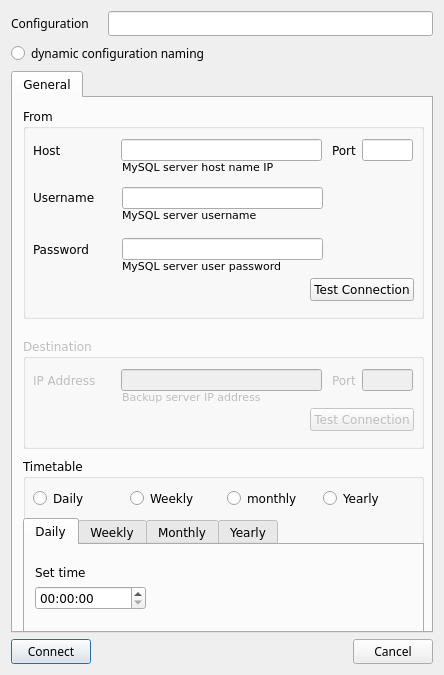
Old version of the form mysqlsettings.ui in the repository tonycool7/masters_diploma.
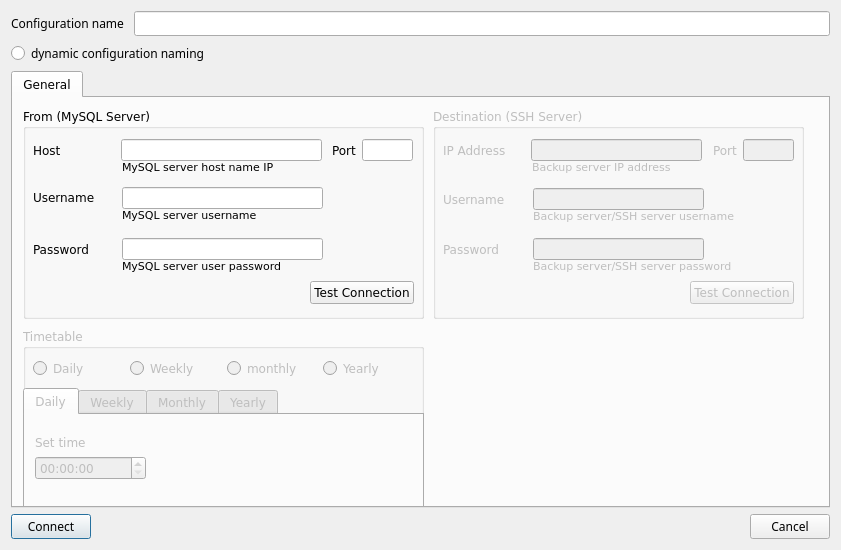
New version of the form.

```diff
--- a/mysqlsettings.ui
+++ b/mysqlsettings.ui
@@ -6,8 +6,8 @@
    <rect>
     <x>0</x>
     <y>0</y>
-    <width>444</width>
-    <height>675</height>
+    <width>841</width>
+    <height>550</height>
    </rect>
   </property>
   <property name="font">
@@ -30,7 +30,7 @@
      <item>
       <widget class="QLabel" name="label">
        <property name="text">
-        <string>Configuration    </string>
+        <string>Configuration name </string>
        </property>
       </widget>
      </item>
@@ -73,7 +73,7 @@
         </rect>
        </property>
        <property name="title">
-        <string>From</string>
+        <string>From (MySQL Server)</string>
        </property>
        <widget class="QLabel" name="label_7">
         <property name="geometry">
@@ -250,7 +250,7 @@
         <property name="geometry">
          <rect>
           <x>10</x>
-          <y>170</y>
+          <y>173</y>
           <width>381</width>
           <height>24</height>
          </rect>
@@ -317,19 +317,19 @@
        </property>
        <property name="geometry">
         <rect>
-         <x>10</x>
-         <y>240</y>
-         <width>401</width>
-         <height>111</height>
+         <x>420</x>
+         <y>10</y>
+         <width>371</width>
+         <height>211</height>
         </rect>
        </property>
        <property name="title">
-        <string>Destination</string>
+        <string>Destination (SSH Server)</string>
        </property>
        <widget class="QLabel" name="label_10">
         <property name="geometry">
          <rect>
-          <x>309</x>
+          <x>280</x>
           <y>34</y>
           <width>31</width>
           <height>16</height>
@@ -344,7 +344,7 @@
          <rect>
           <x>98</x>
           <y>31</y>
-          <width>201</width>
+          <width>171</width>
           <height>22</height>
          </rect>
         </property>
@@ -384,7 +384,7 @@
        <widget class="QLineEdit" name="mysql_port_2">
         <property name="geometry">
          <rect>
-          <x>339</x>
+          <x>310</x>
           <y>31</y>
           <width>51</width>
           <height>22</height>
@@ -413,8 +413,8 @@
         <property name="geometry">
          <rect>
           <x>10</x>
-          <y>70</y>
-          <width>381</width>
+          <y>173</y>
+          <width>351</width>
           <height>24</height>
          </rect>
         </property>
@@ -441,15 +441,135 @@
          </item>
         </layout>
        </widget>
+       <widget class="QLineEdit" name="backup_username">
+        <property name="geometry">
+         <rect>
+          <x>100</x>
+          <y>80</y>
+          <width>171</width>
+          <height>22</height>
+         </rect>
+        </property>
+       </widget>
+       <widget class="QLineEdit" name="backup_password">
+        <property name="geometry">
+         <rect>
+          <x>100</x>
+          <y>130</y>
+          <width>171</width>
+          <height>22</height>
+         </rect>
+        </property>
+       </widget>
+       <widget class="QLabel" name="label_23">
+        <property name="geometry">
+         <rect>
+          <x>100</x>
+          <y>100</y>
+          <width>231</width>
+          <height>16</height>
+         </rect>
+        </property>
+        <property name="font">
+         <font>
+          <pointsize>8</pointsize>
+         </font>
+        </property>
+        <property name="text">
+         <string>Backup server/SSH server username</string>
+        </property>
+       </widget>
+       <widget class="QLabel" name="label_24">
+        <property name="geometry">
+         <rect>
+          <x>100</x>
+          <y>150</y>
+          <width>231</width>
+          <height>16</height>
+         </rect>
+        </property>
+        <property name="font">
+         <font>
+          <pointsize>8</pointsize>
+         </font>
+        </property>
+        <property name="text">
+         <string>Backup server/SSH server password</string>
+        </property>
+       </widget>
+       <widget class="QWidget" name="">
+        <property name="geometry">
+         <rect>
+          <x>10</x>
+          <y>80</y>
+          <width>83</width>
+          <height>22</height>
+         </rect>
+        </property>
+        <layout class="QHBoxLayout" name="horizontalLayout_13">
+         <item>
+          <widget class="QLabel" name="label_21">
+           <property name="text">
+            <string>Username</string>
+           </property>
+          </widget>
+         </item>
+         <item>
+          <spacer name="horizontalSpacer_6">
+           <property name="orientation">
+            <enum>Qt::Horizontal</enum>
+           </property>
+           <property name="sizeHint" stdset="0">
+            <size>
+             <width>13</width>
+             <height>20</height>
+            </size>
+           </property>
+          </spacer>
+         </item>
+        </layout>
+       </widget>
+       <widget class="QWidget" name="">
+        <property name="geometry">
+         <rect>
+          <x>10</x>
+          <y>130</y>
+          <width>78</width>
+          <height>22</height>
+         </rect>
+        </property>
+        <layout class="QHBoxLayout" name="horizontalLayout_14">
+         <item>
+          <widget class="QLabel" name="label_22">
+           <property name="text">
+            <string>Password</string>
+           </property>
+          </widget>
+         </item>
+         <item>
+          <spacer name="horizontalSpacer_9">
+           <property name="orientation">
+            <enum>Qt::Horizontal</enum>
+           </property>
+           <property name="sizeHint" stdset="0">
+            <size>
+             <width>13</width>
+             <height>20</height>
+            </size>
+           </property>
+          </spacer>
+         </item>
+        </layout>
+       </widget>
       </widget>
       <widget class="QGroupBox" name="mysql_timetable">
        <property name="enabled">
-        <bool>true</bool>
+        <bool>false</bool>
        </property>
        <property name="geometry">
         <rect>
          <x>10</x>
-         <y>360</y>
+         <y>230</y>
          <width>401</width>
          <height>181</height>
         </rect>
@@ -459,7 +579,7 @@
        </property>
        <widget class="QTabWidget" name="mysql_timetable_tabwidget">
         <property name="enabled">
-         <bool>true</bool>
+         <bool>false</bool>
         </property>
         <property name="geometry">
          <rect>
```
Left out of the diff: 8 changed lines with no effect on the pictures.
